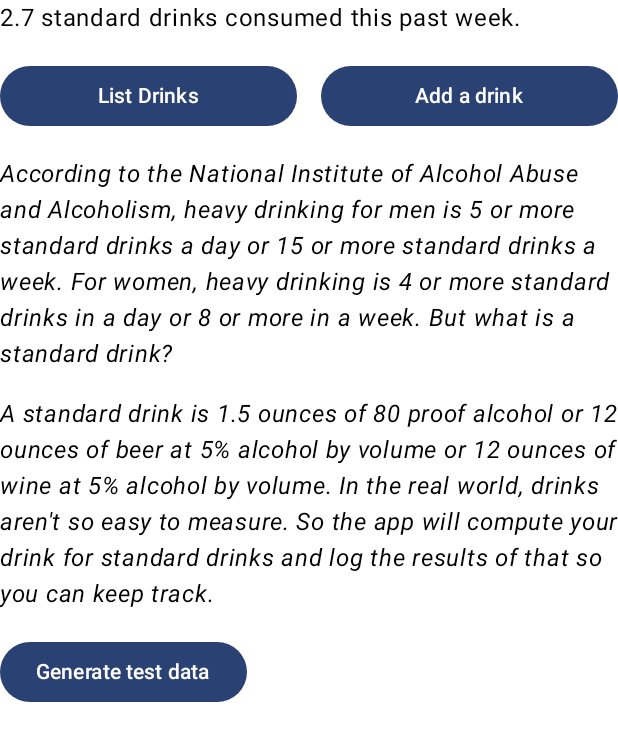
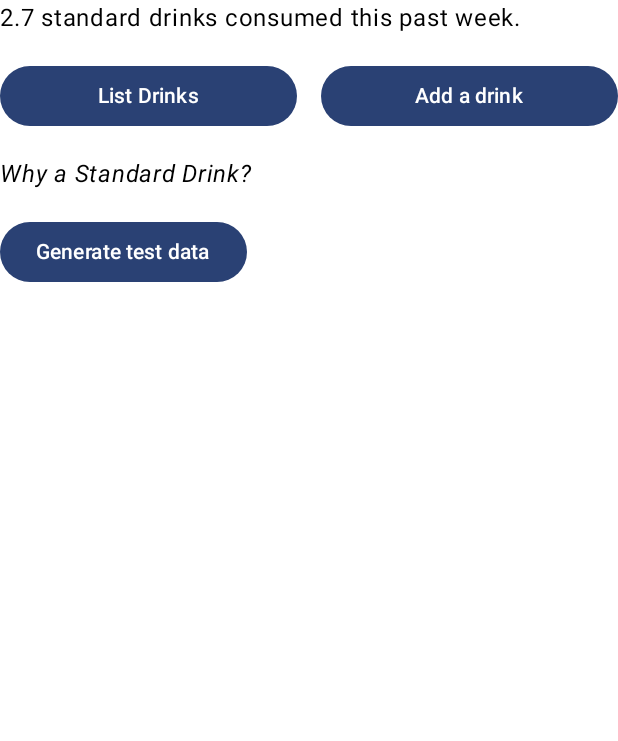
Before and after one commit to darrellaucutt/DrinkWise, an Android app built with Jetpack Compose: the @Preview function HomeScreenPreview, on a phone screen of 412 x 824 dp. Shown: the top 741 px of the screen. Run offline under Robolectric (Android 15) with nearby library versions, the phone set to English and light mode, and no system bars; our stand-ins replace Room's generated code.

Commit message:
Explanation of a standard drink. Paragraph formatting was way to difficult.

```diff
--- a/app/src/main/java/net/aucutt/drinkwise/ui/HomeScreen.kt
+++ b/app/src/main/java/net/aucutt/drinkwise/ui/HomeScreen.kt
@@ -2,6 +2,8 @@ package net.aucutt.drinkwise.ui
 
 import android.text.Layout.Alignment
 import android.util.Log
+import androidx.compose.animation.animateContentSize
+import androidx.compose.foundation.clickable
 import androidx.compose.foundation.layout.Arrangement
 import androidx.compose.foundation.layout.Column
 import androidx.compose.foundation.layout.Row
@@ -14,6 +16,9 @@ import androidx.compose.material3.Scaffold
 import androidx.compose.material3.Text
 import androidx.compose.runtime.Composable
 import androidx.compose.runtime.getValue
+import androidx.compose.runtime.mutableStateOf
+import androidx.compose.runtime.remember
+import androidx.compose.runtime.setValue
 import androidx.compose.ui.Modifier
 import androidx.compose.ui.platform.LocalContext
 import androidx.compose.ui.tooling.preview.Preview
@@ -69,14 +74,21 @@ fun HomeScreenContent(
     onGenerateTestData: () -> Unit = {}
 ) {
     val standardDrinks = StandardDrink.computeTotalForWeek(drinks)
-    Column(modifier = modifier,
-        verticalArrangement = Arrangement.spacedBy(16.dp)) {
+    var isDataTextExpanded by remember { mutableStateOf(false) }
+    var isData1TextExpanded by remember { mutableStateOf(false) }
+
+    Column(
+        modifier = modifier,
+        verticalArrangement = Arrangement.spacedBy(16.dp)
+    ) {
         Text(
             text = stringResource(R.string.home_screen_week_totals, standardDrinks)
 
         )
-        Row(modifier = Modifier.fillMaxWidth(),
-            horizontalArrangement = Arrangement.spacedBy(16.dp)){
+        Row(
+            modifier = Modifier.fillMaxWidth(),
+            horizontalArrangement = Arrangement.spacedBy(16.dp)
+        ) {
             Button(
                 onClick = onResetDrinks,
                 modifier = Modifier.weight(1f),
@@ -88,12 +100,20 @@ fun HomeScreenContent(
                 content = { Text(text = "Add a drink") },
             )
         }
-        Text(text = stringResource(R.string.home_screen_data),
-            fontStyle = FontStyle.Italic
-        )
-        Text(text = stringResource(R.string.home_screen_data1),
-           fontStyle = FontStyle.Italic
-        )
+        Column(
+            modifier = Modifier
+                .clickable { isDataTextExpanded = !isDataTextExpanded }
+                .animateContentSize() // Smooth height animation
+        ) {
+            Text(
+                text =
+                    when (isDataTextExpanded) {
+                        true -> stringResource(R.string.home_screen_data)
+                        false -> stringResource(R.string.home_screen_data_short)
+                    },
+                fontStyle = FontStyle.Italic
+            )
+        }
         Button(
             onClick = onGenerateTestData,
             content = { Text(text = "Generate test data") },
--- a/app/src/main/res/values/strings.xml
+++ b/app/src/main/res/values/strings.xml
@@ -7,8 +7,9 @@
     <string name="add_drink_compute_toast">That %1$s is %2$.1f standard drinks!</string>
     <string name="add_drink_save_toast">Added %1$s at %2$.1f standard drinks!</string>
     <string name="home_screen_week_totals">%1$.1f standard drinks consumed this past week.</string>
-    <string name="home_screen_data">According to the National Institute of Alcohol Abuse and Alcoholism, heavy drinking for men is 5 or more standard drinks a day or 15  or more standard drinks a week. For women, heavy drinking is 4 or more standard drinks in a day or 8 or more in a week. But what is a <b>standard drink?</b> </string>
-    <string name="home_screen_data1">A <b>standard drink</b> is 1.5 ounces of 80 proof alcohol or 12 ounces of beer at 5% alcohol by volume or 12 ounces of wine at 5% alcohol by volume. In the real world, drinks aren\'t so easy to measure. So the app will compute your drink for standard drinks and log the results of that so you can keep track. </string>
+    <string name="home_screen_data">According to the National Institute of Alcohol Abuse and Alcoholism, heavy drinking for men is 5 or more standard drinks a day or 15  or more standard drinks a week. For women, heavy drinking is 4 or more standard drinks in a day or 8 or more in a week. But what is standard drink?
+ \n\nA standard drink is 1.5 ounces of 80 proof alcohol or 12 ounces of beer at 5% alcohol by volume or 12 ounces of wine at 5% alcohol by volume. In the real world, drinks aren\'t so easy to measure. So this app computes your drink into standard drinks and log the results of that so you can keep track.</string>
+    <string name="home_screen_data_short">Why a Standard Drink?</string>
     <string name="back">Back</string>
     <string name="list_drinks_title">View or delete past drinks</string>
     <string name="list_drinks_disclaimer">Looking for more data? Sorry we only hold drink data for the week!</string>
```
